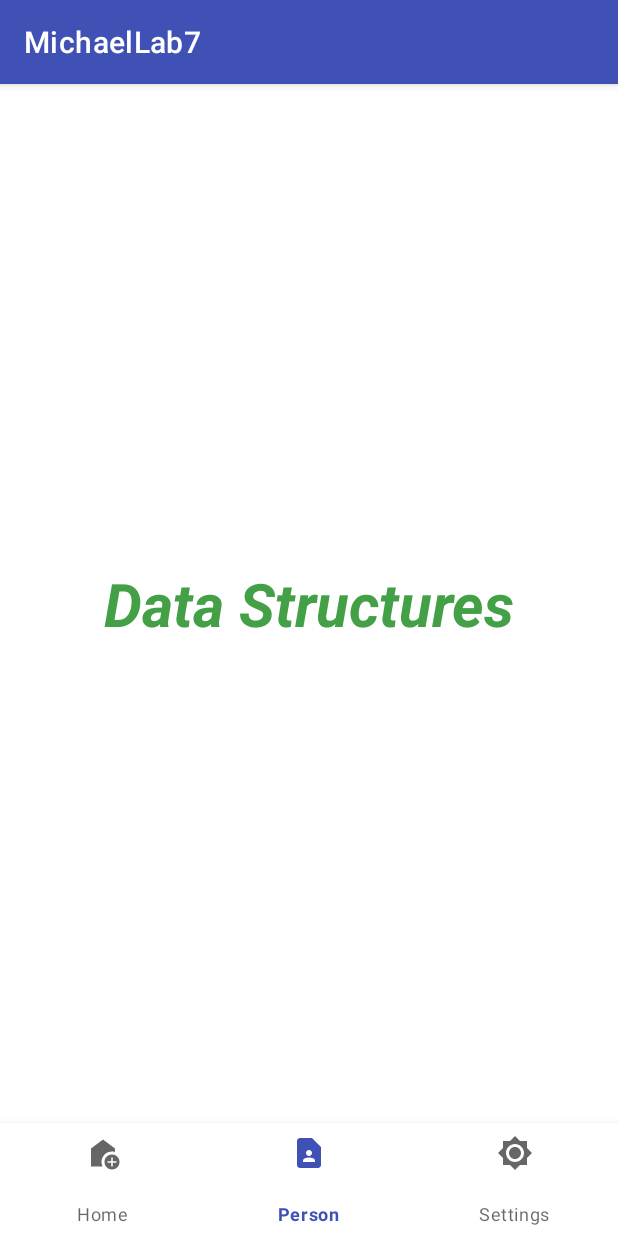
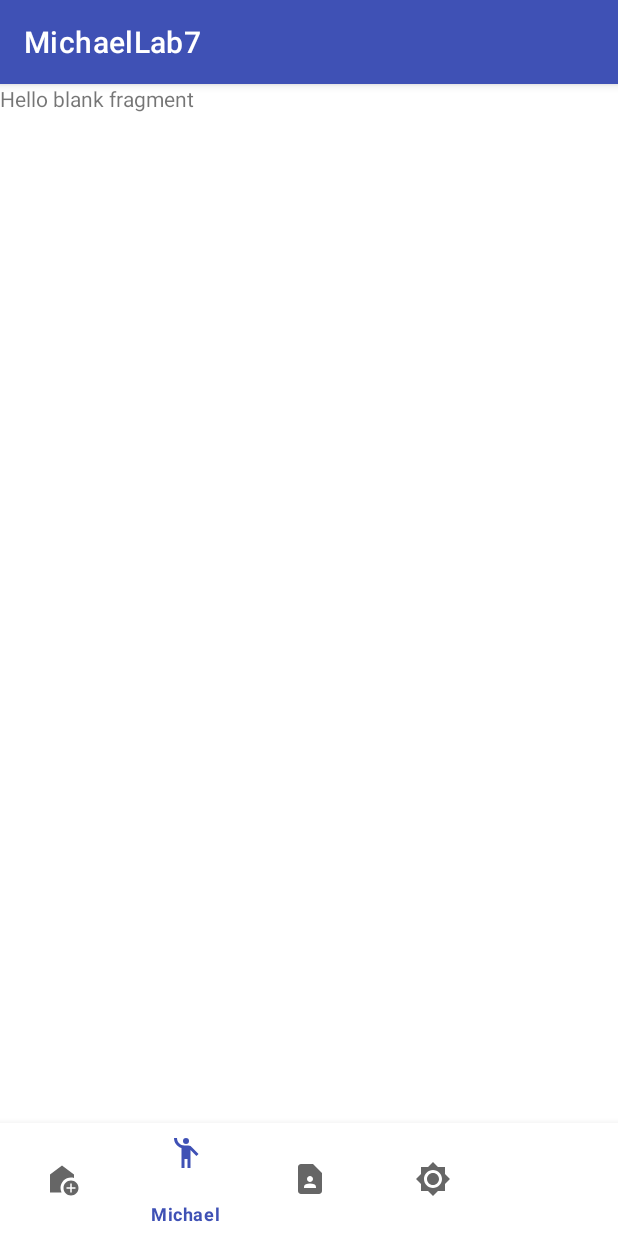
Before and after one commit to Michael-Quon/Android-Studio-Lab-7, an Android app: the screen it shows after launch (QuonActivity), item 2 of the bottom bar chosen, on a phone screen of 412 x 824 dp. Run offline under Robolectric (Android 15) with nearby library versions, the phone set to English and light mode, and no system bars.

Commit message:
Added the MichaelFragment.java

```diff
--- /dev/null
+++ b/MichaelModule7/src/main/java/michael/quon/n01565129/MichaelFragment.java
@@ -0,0 +1,31 @@
+package michael.quon.n01565129;
+
+import android.os.Bundle;
+
+import androidx.fragment.app.Fragment;
+
+import android.view.LayoutInflater;
+import android.view.View;
+import android.view.ViewGroup;
+
+
+public class MichaelFragment extends Fragment {
+
+    public MichaelFragment() {
+        // Required empty public constructor
+    }
+
+
+    @Override
+    public void onCreate(Bundle savedInstanceState) {
+        super.onCreate(savedInstanceState);
+
+    }
+
+    @Override
+    public View onCreateView(LayoutInflater inflater, ViewGroup container,
+                             Bundle savedInstanceState) {
+        // Inflate the layout for this fragment
+        return inflater.inflate(R.layout.fragment_michael, container, false);
+    }
+}
--- a/MichaelModule7/src/main/java/michael/quon/n01565129/QuonActivity.java
+++ b/MichaelModule7/src/main/java/michael/quon/n01565129/QuonActivity.java
@@ -1,7 +1,9 @@
 // Michael Quon N01565129
 package michael.quon.n01565129;
 
+import android.content.Intent;
 import android.os.Bundle;
+import android.view.Menu;
 import android.view.MenuItem;
 
 import androidx.annotation.NonNull;
@@ -31,6 +33,7 @@ public class QuonActivity extends AppCompatActivity
     HomeFragment homeFragment = new HomeFragment();
     PersonFragment personFragment = new PersonFragment();
     SettingsFragment settingsFragment = new SettingsFragment();
+    MichaelFragment michaelFragment = new MichaelFragment();
 
     @Override
     public boolean onNavigationItemSelected(@NonNull MenuItem item)
@@ -61,7 +64,16 @@ public class QuonActivity extends AppCompatActivity
             return true;
         }
 
+        if (itemId == R.id.Michael) {
+            getSupportFragmentManager()
+                    .beginTransaction()
+                    .replace(R.id.flFragment, michaelFragment)
+                    .commit();
+            return true;
+        }
+
         return false;
     }
 
+
 }
--- /dev/null
+++ b/MichaelModule7/src/main/res/drawable/human.xml
@@ -0,0 +1,6 @@
+<vector android:height="24dp" android:tint="#000000"
+    android:viewportHeight="24" android:viewportWidth="24"
+    android:width="24dp" xmlns:android="http://schemas.android.com/apk/res/android">
+    <path android:fillColor="@android:color/white" android:pathData="M12,4m-2,0a2,2 0,1 1,4 0a2,2 0,1 1,-4 0"/>
+    <path android:fillColor="@android:color/white" android:pathData="M15.89,8.11C15.5,7.72 14.83,7 13.53,7c-0.21,0 -1.42,0 -2.54,0C8.24,6.99 6,4.75 6,2H4c0,3.16 2.11,5.84 5,6.71V22h2v-6h2v6h2V10.05L18.95,14l1.41,-1.41L15.89,8.11z"/>
+</vector>
--- /dev/null
+++ b/MichaelModule7/src/main/res/layout/fragment_michael.xml
@@ -0,0 +1,14 @@
+<?xml version="1.0" encoding="utf-8"?>
+<FrameLayout xmlns:android="http://schemas.android.com/apk/res/android"
+    xmlns:tools="http://schemas.android.com/tools"
+    android:layout_width="match_parent"
+    android:layout_height="match_parent"
+    tools:context=".MichaelFragment">
+
+    <!-- TODO: Update blank fragment layout -->
+    <TextView
+        android:layout_width="match_parent"
+        android:layout_height="match_parent"
+        android:text="@string/hello_blank_fragment" />
+
+</FrameLayout>
--- a/MichaelModule7/src/main/res/menu/bottom_nav_menu.xml
+++ b/MichaelModule7/src/main/res/menu/bottom_nav_menu.xml
@@ -1,10 +1,16 @@
 <?xml version="1.0" encoding="utf-8"?>
-<menu xmlns:android="http://schemas.android.com/apk/res/android">
+<menu xmlns:android="http://schemas.android.com/apk/res/android"
+    xmlns:app="http://schemas.android.com/apk/res-auto">
 
     <item
         android:id="@+id/Michome"
         android:title="@string/home"
         android:icon="@drawable/home"/>
+
+    <item
+        android:id="@+id/Michael"
+        android:title="@string/michael"
+        android:icon="@drawable/human"/>
 
     <item
         android:id="@+id/Micperson"
@@ -15,4 +21,10 @@
         android:id="@+id/Micsettings"
         android:title="@string/settings"
         android:icon="@drawable/settings"/>
+
+    <item
+        android:id="@+id/MicAction_settings"
+        android:title="@string/device_settings"
+        app:showAsAction="ifRoom"/>
+
 </menu>
--- a/MichaelModule7/src/main/res/values/strings.xml
+++ b/MichaelModule7/src/main/res/values/strings.xml
@@ -5,4 +5,6 @@
     <string name="home">Home</string>
     <string name="person">Person</string>
     <string name="settings">Settings</string>
+    <string name="device_settings">Device Settings</string>
+    <string name="michael">Michael</string>
 </resources>
```
